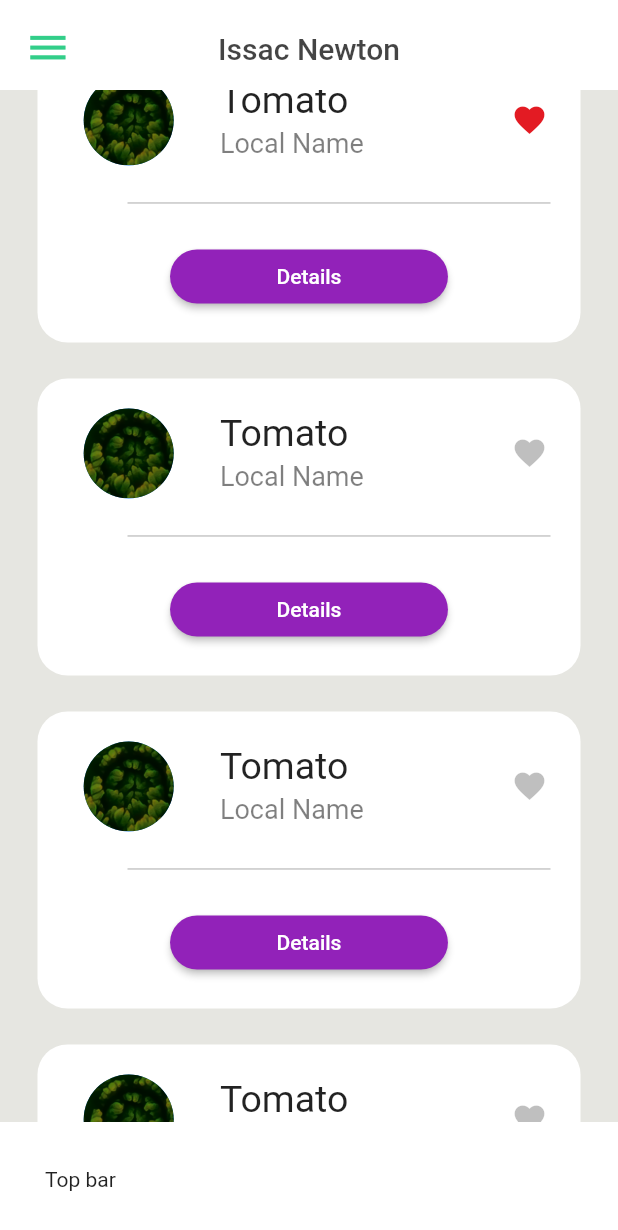
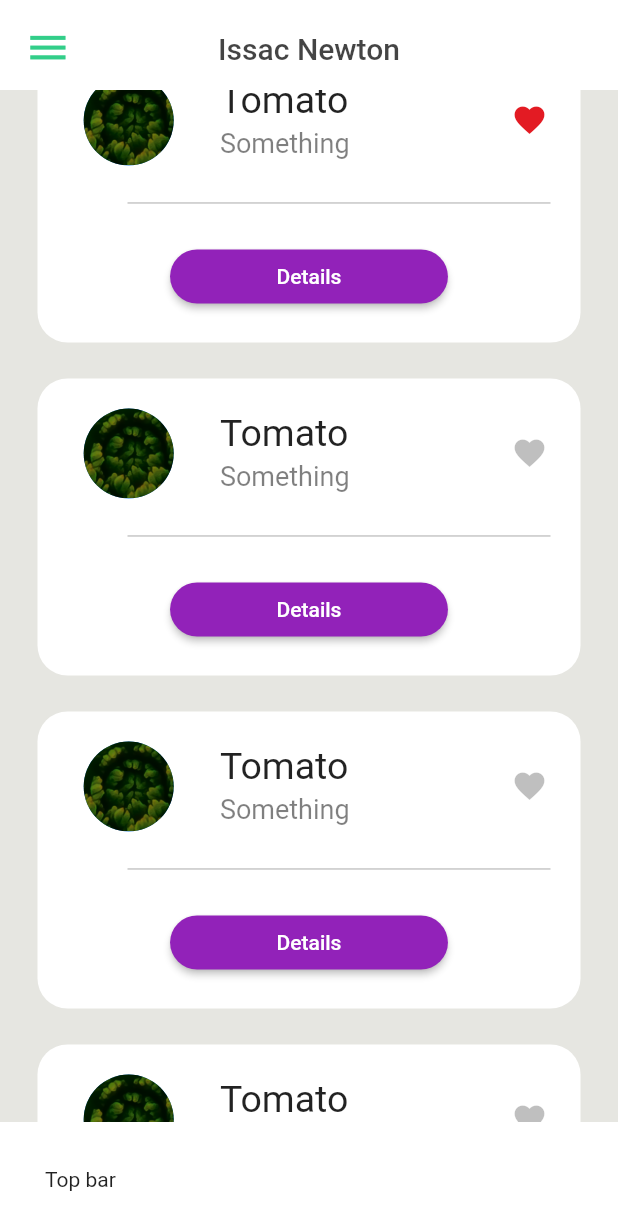
Before and after one commit to ParadoxPD/Spectra, a Flutter app: the Dashboard screen opened directly, scrolled down 354 dp, after a tap on the "favorite" icon, on a phone screen of 412 x 824 dp. Shown: the top 1230 px of the screen. Run offline on Flutter 3.47's test engine with Material 2 defaults, Android fonts, the phone set to English and light mode, and no system bars; our stand-ins replace rxdart; Roboto replaces fonts that are missing (SFProText).

Commit message:
Encapsulated the cards in dashboard

```diff
--- a/app/lib/pages/Dashboard.dart
+++ b/app/lib/pages/Dashboard.dart
@@ -1,5 +1,8 @@
 import 'package:flutter/material.dart';
 import 'package:flutter/widgets.dart';
+
+List<CardData> data = [];
+int noOfCards = 20;
 
 class Dashboard extends StatefulWidget {
   Dashboard({Key key}) : super(key: key);
@@ -11,6 +14,7 @@ class Dashboard extends StatefulWidget {
 class _Dashboard extends State<Dashboard> {
   @override
   Widget build(BuildContext context) {
+    createRandomCardList();
     return Scaffold(
       drawer: createSideDrawer(context),
       body: SafeArea(
@@ -31,7 +35,7 @@ class _Dashboard extends State<Dashboard> {
                   padding: EdgeInsets.only(top: 30),
                   child: SizedBox.expand(
                     child: ListView.separated(
-                      itemCount: 30,
+                      itemCount: noOfCards,
                       separatorBuilder: (BuildContext context, int index) =>
                           const Divider(
                         height: 24,
@@ -56,8 +60,147 @@ class _Dashboard extends State<Dashboard> {
   }
 }
 
+class CardData {
+  String title;
+  String desc;
+  AssetImage avatar;
+  bool isFav;
+  int index;
+  CardData({this.avatar, this.desc, this.isFav, this.title, this.index});
+}
+
+void createRandomCardList() {
+  for (int i = 0; i < noOfCards; i++) {
+    data.add(CardData(
+        avatar: AssetImage('assets/Login_Back.png'),
+        title: "Tomato",
+        desc: "Something",
+        isFav: false,
+        index: i));
+  }
+}
+
 Widget randomizeCard(BuildContext context, int index) {
-  return getCard(context);
+  CardData card = data[index];
+  return CardItem(
+      avatar: card.avatar,
+      title: card.title,
+      desc: card.desc,
+      isFav: card.isFav,
+      index: index);
+}
+
+class CardItem extends StatefulWidget {
+  final String title;
+  final String desc;
+  final AssetImage avatar;
+  final bool isFav;
+  final int index;
+  CardItem(
+      {Key key, this.avatar, this.desc, this.isFav, this.title, this.index})
+      : super(key: key);
+
+  _CardItem createState() => _CardItem(
+      avatar: this.avatar,
+      desc: this.desc,
+      isFav: this.isFav,
+      title: this.title,
+      index: this.index);
+}
+
+class _CardItem extends State<CardItem> {
+  final String title;
+  final String desc;
+  final AssetImage avatar;
+  bool isFav;
+  final int index;
+  _CardItem({this.avatar, this.desc, this.isFav, this.title, this.index});
+
+  @override
+  Widget build(BuildContext context) {
+    return Card(
+      margin: EdgeInsets.only(left: 25, right: 25),
+      elevation: 0,
+      shape: RoundedRectangleBorder(
+        borderRadius: BorderRadius.circular(20.0),
+      ),
+      child: Column(
+        mainAxisSize: MainAxisSize.min,
+        children: <Widget>[
+          Padding(padding: EdgeInsets.fromLTRB(0, 20, 0, 0)),
+          CustomListItem(
+              subtitle: this.desc,
+              thumbnail: Container(
+                child: CircleAvatar(
+                  radius: 30,
+                  foregroundImage: this.avatar,
+                ),
+              ),
+              title: this.title,
+              isFavourite: this.isFav,
+              index: this.index),
+          Container(
+              padding: EdgeInsets.fromLTRB(60, 0, 20, 0),
+              child: Divider(
+                height: 50,
+                color: Color(0x55000000),
+              )),
+          ElevatedButton(
+              child: Container(
+                padding: EdgeInsets.fromLTRB(55, 0, 55, 0),
+                child: Text(
+                  'Details',
+                  style: TextStyle(fontFamily: "SFProText"),
+                ),
+              ),
+              onPressed: () {/* ... */},
+              style: ButtonStyle(
+                  backgroundColor:
+                      MaterialStateProperty.all<Color>(Color(0xff9222B9)),
+                  shape: MaterialStateProperty.all<RoundedRectangleBorder>(
+                      RoundedRectangleBorder(
+                    borderRadius: BorderRadius.circular(18.0),
+                  )))),
+          Padding(padding: EdgeInsets.fromLTRB(0, 20, 0, 0)),
+        ],
+      ),
+    );
+  }
+}
+
+List<Widget> mainBody(BuildContext context) {
+  return [
+    Container(
+      color: Color(0xffE6E6E1),
+      child: Column(
+        children: <Widget>[
+          Expanded(
+            child: Container(
+              height: MediaQuery.of(context).size.height / 4,
+              padding: EdgeInsets.fromLTRB(20, 30, 20, 0),
+              child: SizedBox.expand(
+                child: ListView.separated(
+                  itemCount: 30,
+                  separatorBuilder: (BuildContext context, int index) =>
+                      const Divider(
+                    height: 24,
+                    color: Color(0xffE6E6E1),
+                  ),
+                  itemBuilder: randomizeCard,
+                ),
+              ),
+            ),
+          ),
+          Container(
+            width: MediaQuery.of(context).size.width,
+            color: Colors.white,
+            padding: EdgeInsets.all(30),
+            child: Text("Top bar"),
+          ),
+        ],
+      ),
+    )
+  ];
 }
 
 Widget sliverBar(
@@ -97,43 +240,6 @@ Widget sliverBar(
       );
     }),
   );
-}
-
-List<Widget> mainBody(BuildContext context) {
-  return [
-    Container(
-      color: Color(0xffE6E6E1),
-      child: Column(
-        children: <Widget>[
-          Expanded(
-            child: Container(
-              height: MediaQuery.of(context).size.height / 4,
-              padding: EdgeInsets.fromLTRB(20, 30, 20, 0),
-              child: SizedBox.expand(
-                child: ListView.separated(
-                  itemCount: 30,
-                  separatorBuilder: (BuildContext context, int index) =>
-                      const Divider(
-                    height: 24,
-                    color: Color(0xffE6E6E1),
-                  ),
-                  itemBuilder: (context, index) {
-                    return getCard(context);
-                  },
-                ),
-              ),
-            ),
-          ),
-          Container(
-            width: MediaQuery.of(context).size.width,
-            color: Colors.white,
-            padding: EdgeInsets.all(30),
-            child: Text("Top bar"),
-          ),
-        ],
-      ),
-    )
-  ];
 }
 
 Widget titleBar(
@@ -330,13 +436,16 @@ class CustomListItem extends StatefulWidget {
   final String title;
   final String subtitle;
   final bool isFavourite;
-  const CustomListItem({
-    Key key,
+  final int index;
+
+  const CustomListItem(
+      {Key key,
       this.thumbnail,
       this.title,
       this.subtitle,
       this.isFavourite,
-  }) : super(key: key);
+      this.index})
+      : super(key: key);
 
   @override
   _CustomListItem createState() => _CustomListItem(
@@ -344,20 +453,22 @@ class CustomListItem extends StatefulWidget {
       title: this.title,
       subtitle: this.subtitle,
       isFavourite: this.isFavourite,
-      );
+      index: this.index);
 }
 
 class _CustomListItem extends State<CustomListItem> {
   final Widget thumbnail;
   final String title;
   final String subtitle;
-  bool isFavourite = false;
-  _CustomListItem({
-    this.thumbnail,
+  bool isFavourite;
+  final int index;
+
+  _CustomListItem(
+      {this.thumbnail,
       this.title,
       this.subtitle,
       this.isFavourite,
-  });
+      this.index});
   @override
   Widget build(BuildContext context) {
     return Padding(
@@ -384,7 +495,8 @@ class _CustomListItem extends State<CustomListItem> {
               setState(() {
                 isFavourite = !isFavourite;
               });
-              print(isFavourite);
+              data[this.index].isFav = this.isFavourite;
+              print(this.isFavourite);
             },
           ),
         ],
@@ -430,56 +542,6 @@ class TitleText extends StatelessWidget {
       ),
     );
   }
-}
-
-Widget getCard(context) {
-  return Card(
-    margin: EdgeInsets.only(left: 25, right: 25),
-    elevation: 0,
-    shape: RoundedRectangleBorder(
-      borderRadius: BorderRadius.circular(20.0),
-    ),
-    child: Column(
-      mainAxisSize: MainAxisSize.min,
-      children: <Widget>[
-        Padding(padding: EdgeInsets.fromLTRB(0, 20, 0, 0)),
-        CustomListItem(
-          subtitle: 'Local Name',
-          thumbnail: Container(
-            child: CircleAvatar(
-              radius: 30,
-              foregroundImage: AssetImage('assets/Login_Back.png'),
-            ),
-          ),
-          title: 'Tomato',
-          isFavourite: false,
-        ),
-        Container(
-            padding: EdgeInsets.fromLTRB(60, 0, 20, 0),
-            child: Divider(
-              height: 50,
-              color: Color(0x55000000),
-            )),
-        ElevatedButton(
-            child: Container(
-              padding: EdgeInsets.fromLTRB(55, 0, 55, 0),
-              child: Text(
-                'Details',
-                style: TextStyle(fontFamily: "SFProText"),
-              ),
-            ),
-            onPressed: () {/* ... */},
-            style: ButtonStyle(
-                backgroundColor:
-                    MaterialStateProperty.all<Color>(Color(0xff9222B9)),
-                shape: MaterialStateProperty.all<RoundedRectangleBorder>(
-                    RoundedRectangleBorder(
-                  borderRadius: BorderRadius.circular(18.0),
-                )))),
-        Padding(padding: EdgeInsets.fromLTRB(0, 20, 0, 0)),
-      ],
-    ),
-  );
 }
 
 Widget sideMenuBanner(BuildContext context, AssetImage banner, Image avatar,
```
Lines whose indentation alone changed are shown as unchanged.
